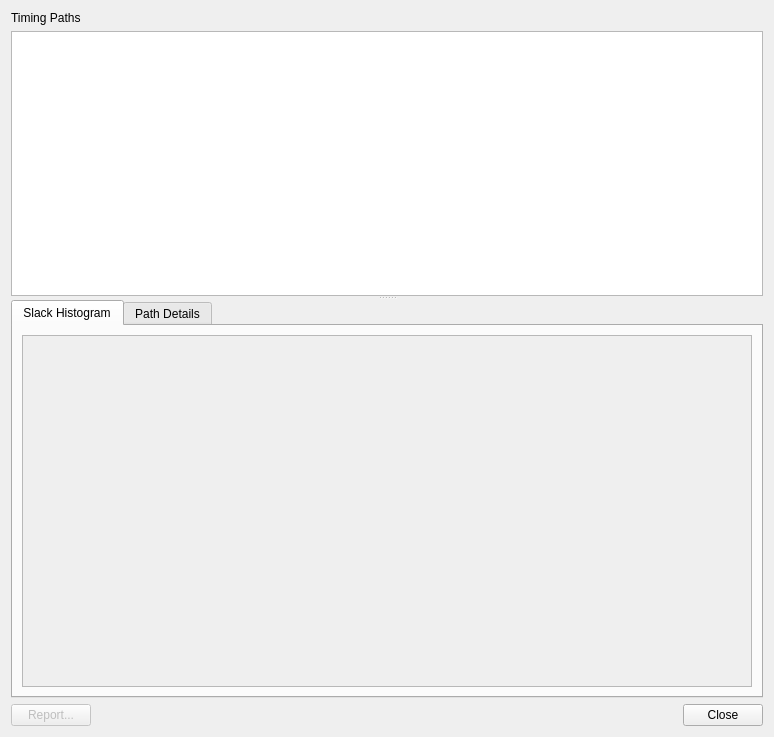
The window that src/gui/ui/timingDebug.ui (cunqinglan/OpenROAD_LRF) describes before a commit, drawn with Qt 5.
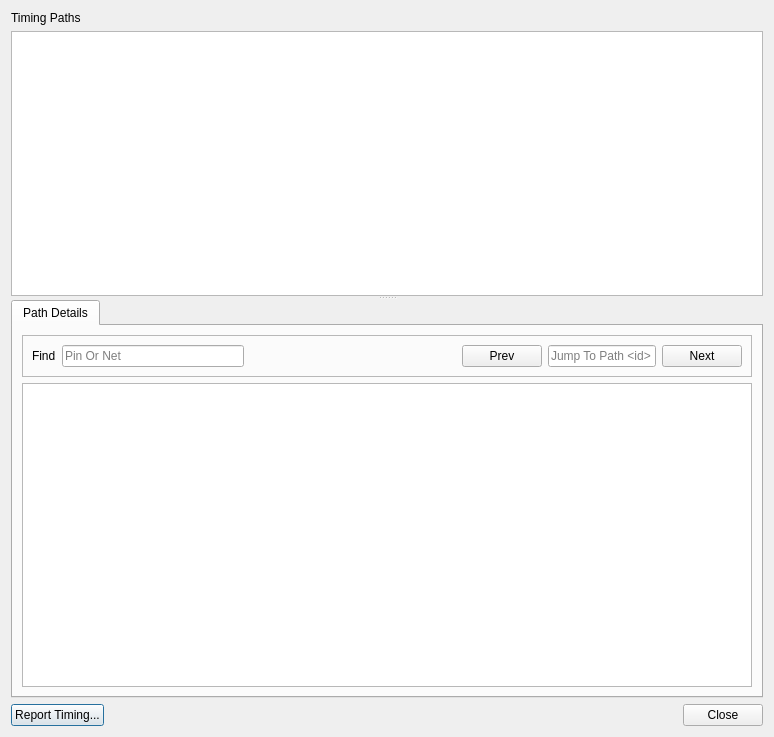
The same window after the commit. The open tabs and pages were chosen to show the change.

Commit message: Completed Version 1 of Timing UI

Diff of the .ui file:
```diff
--- a/src/gui/ui/timingDebug.ui
+++ b/src/gui/ui/timingDebug.ui
@@ -54,32 +54,6 @@
          <property name="currentIndex">
           <number>1</number>
          </property>
-         <widget class="QWidget" name="selTab_2">
-          <attribute name="title">
-           <string>Slack Histogram</string>
-          </attribute>
-          <layout class="QGridLayout" name="gridLayout">
-           <item row="0" column="0">
-            <widget class="QGraphicsView" name="slackHistogramView">
-             <property name="enabled">
-              <bool>false</bool>
-             </property>
-             <property name="sizePolicy">
-              <sizepolicy hsizetype="MinimumExpanding" vsizetype="Expanding">
-               <horstretch>0</horstretch>
-               <verstretch>0</verstretch>
-              </sizepolicy>
-             </property>
-             <property name="minimumSize">
-              <size>
-               <width>550</width>
-               <height>50</height>
-              </size>
-             </property>
-            </widget>
-           </item>
-          </layout>
-         </widget>
          <widget class="QWidget" name="hltTab_2">
           <attribute name="title">
            <string>Path Details</string>
@@ -197,10 +171,10 @@
          <item>
           <widget class="QPushButton" name="timingReportBtn">
            <property name="enabled">
-            <bool>false</bool>
+            <bool>true</bool>
            </property>
            <property name="text">
-            <string>Report...</string>
+            <string>Report Timing...</string>
            </property>
           </widget>
          </item>
```
Left out of the diff: 2 changed lines with no effect on the pictures. The commit also changes 8 other files.
